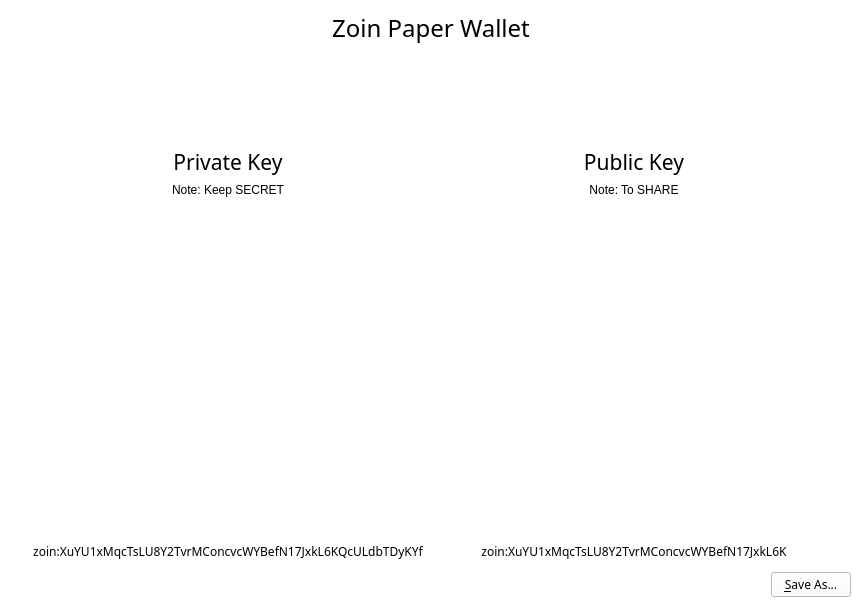
This is src/qt/forms/qrcodedialog.ui in noirofficial/noir as Qt 5 draws it before an edit. The edited form follows.
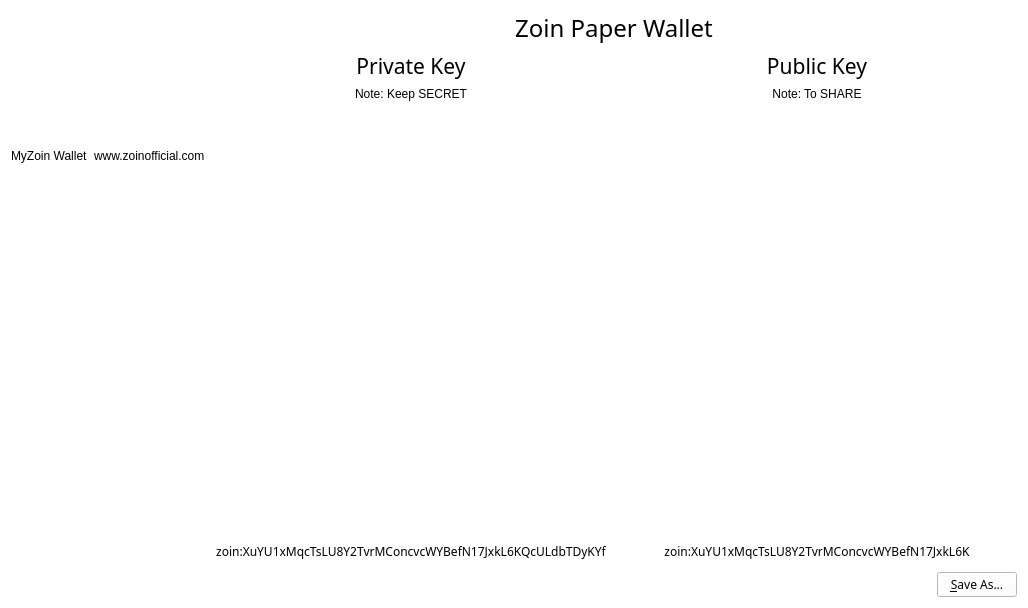
This is the edited form. Icons and pictures are not drawn.

Commit message: Update GUI to V2, small tweaks and finalize EUR price indicator, update app icon, fix horizontal header orientations

```diff
--- a/src/qt/forms/qrcodedialog.ui
+++ b/src/qt/forms/qrcodedialog.ui
@@ -20,7 +20,7 @@
   </property>
   <layout class="QHBoxLayout" name="horizontalLayout_3">
    <item>
-    <layout class="QVBoxLayout" name="verticalLayout_2">
+    <layout class="QVBoxLayout" name="verticalLayout_4">
      <property name="topMargin">
       <number>0</number>
      </property>
@@ -31,20 +31,25 @@
       <number>0</number>
      </property>
      <item>
-      <widget class="QLabel" name="title">
-       <property name="font">
-        <font>
-         <family>Source Sans Pro</family>
-         <pointsize>18</pointsize>
-        </font>
-       </property>
-       <property name="text">
-        <string>Zoin Paper Wallet</string>
-       </property>
-       <property name="alignment">
-        <set>Qt::AlignCenter</set>
-       </property>
-      </widget>
+      <layout class="QHBoxLayout" name="horizontalLayout_2">
+       <item>
+        <widget class="QLabel" name="label_5">
+         <property name="layoutDirection">
+          <enum>Qt::LeftToRight</enum>
+         </property>
+         <property name="text">
+          <string>MyZoin Wallet</string>
+         </property>
+        </widget>
+       </item>
+       <item>
+        <widget class="QLabel" name="label_6">
+         <property name="text">
+          <string>www.zoinofficial.com</string>
+         </property>
+        </widget>
+       </item>
+      </layout>
      </item>
      <item>
       <widget class="QPushButton" name="logo">
@@ -78,6 +83,35 @@
        </property>
       </widget>
      </item>
+    </layout>
+   </item>
+   <item>
+    <layout class="QVBoxLayout" name="verticalLayout_2">
+     <property name="topMargin">
+      <number>0</number>
+     </property>
+     <property name="rightMargin">
+      <number>0</number>
+     </property>
+     <property name="bottomMargin">
+      <number>0</number>
+     </property>
+     <item>
+      <widget class="QLabel" name="title">
+       <property name="font">
+        <font>
+         <family>Source Sans Pro</family>
+         <pointsize>18</pointsize>
+        </font>
+       </property>
+       <property name="text">
+        <string>Zoin Paper Wallet</string>
+       </property>
+       <property name="alignment">
+        <set>Qt::AlignCenter</set>
+       </property>
+      </widget>
+     </item>
      <item>
       <layout class="QHBoxLayout" name="horizontalLayout_4">
        <property name="leftMargin">
@@ -158,8 +192,8 @@
              </property>
              <property name="minimumSize">
               <size>
-               <width>300</width>
-               <height>300</height>
+               <width>250</width>
+               <height>250</height>
               </size>
              </property>
              <property name="text">
@@ -270,8 +304,8 @@
              </property>
              <property name="minimumSize">
               <size>
-               <width>300</width>
-               <height>300</height>
+               <width>250</width>
+               <height>250</height>
               </size>
              </property>
              <property name="textFormat">
```
The commit also changes 23 other files.
